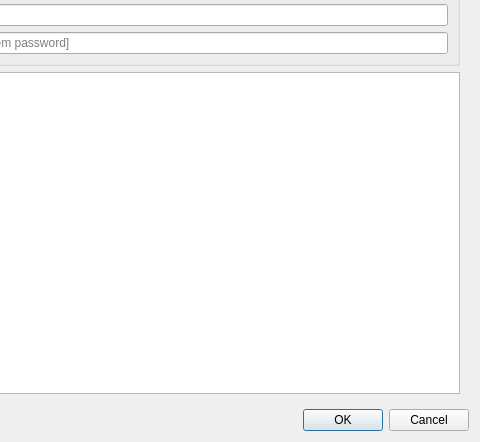
opengisch/QgisModelBaker, file projectgenerator/ui/generate_project.ui: the form before one commit; both pictures show x 238 to 718 and y 232 to 674 of the 718 by 674 pixel window.
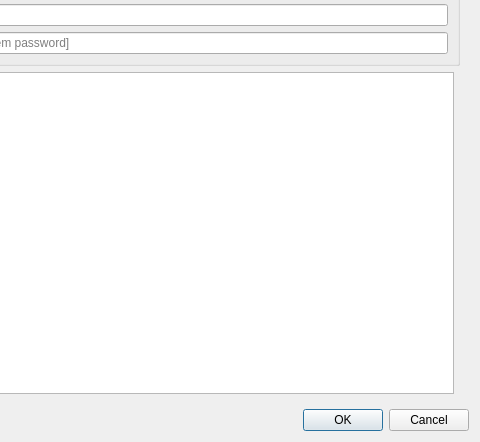
The form after the commit.

Diff of the .ui file:
```diff
--- a/projectgenerator/ui/generate_project.ui
+++ b/projectgenerator/ui/generate_project.ui
@@ -21,27 +21,6 @@
      </property>
      <widget class="QWidget" name="page">
       <layout class="QGridLayout" name="gridLayout_3">
-       <item row="3" column="0" colspan="2">
-        <widget class="QTextEdit" name="txtStdout">
-         <property name="enabled">
-          <bool>true</bool>
-         </property>
-         <property name="sizePolicy">
-          <sizepolicy hsizetype="Expanding" vsizetype="MinimumExpanding">
-           <horstretch>0</horstretch>
-           <verstretch>0</verstretch>
-          </sizepolicy>
-         </property>
-         <property name="font">
-          <font>
-           <family>Courier 10 Pitch</family>
-          </font>
-         </property>
-         <property name="readOnly">
-          <bool>true</bool>
-         </property>
-        </widget>
-       </item>
        <item row="0" column="1">
         <widget class="QWidget" name="widget" native="true">
          <layout class="QGridLayout" name="gridLayout_2">
@@ -164,6 +143,13 @@
          </layout>
         </widget>
        </item>
+       <item row="3" column="0">
+        <widget class="QTextBrowser" name="txtStdout">
+         <property name="openLinks">
+          <bool>false</bool>
+         </property>
+        </widget>
+       </item>
       </layout>
      </widget>
      <widget class="QWidget" name="page_2"/>
```
Left out of the diff: 1 changed line with no effect on the pictures.
